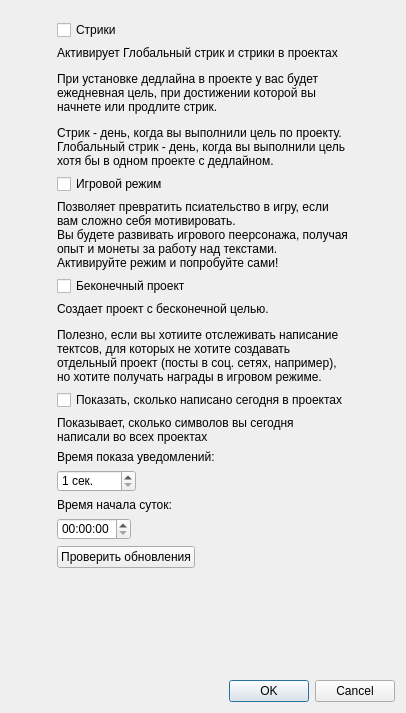
The window that UI template/settings.ui (nevskyforever/nfprogress) describes before a commit, drawn with Qt 5.
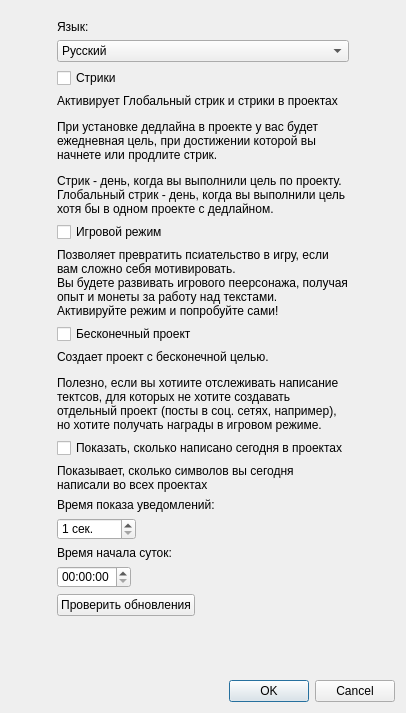
The same window after the commit.

Diff of the .ui file:
```diff
--- a/UI template/settings.ui
+++ b/UI template/settings.ui
@@ -44,7 +44,7 @@
        </rect>
       </property>
       <layout class="QGridLayout" name="gridLayout">
-       <item row="2" column="0">
+       <item row="4" column="0">
         <widget class="QLabel" name="label_3">
          <property name="font">
           <font>
@@ -59,7 +59,7 @@
          </property>
         </widget>
        </item>
-       <item row="8" column="0">
+       <item row="10" column="0">
         <widget class="QCheckBox" name="written_today_in_all_projects_checkBox">
          <property name="font">
           <font>
@@ -74,7 +74,7 @@
          </property>
         </widget>
        </item>
-       <item row="15" column="0">
+       <item row="17" column="0">
         <spacer name="verticalSpacer">
          <property name="font">
           <font>
@@ -92,7 +92,7 @@
          </property>
         </spacer>
        </item>
-       <item row="5" column="0">
+       <item row="7" column="0">
         <widget class="QCheckBox" name="enable_inf_projects_checkBox">
          <property name="font">
           <font>
@@ -100,11 +100,11 @@
           </font>
          </property>
          <property name="text">
-          <string>Беконечный проект</string>
+          <string>Бесконечный проект</string>
          </property>
         </widget>
        </item>
-       <item row="4" column="0">
+       <item row="6" column="0">
         <widget class="QLabel" name="label_2">
          <property name="font">
           <font>
@@ -119,7 +119,7 @@
          </property>
         </widget>
        </item>
-       <item row="9" column="0">
+       <item row="11" column="0">
         <widget class="QLabel" name="label_4">
          <property name="font">
           <font>
@@ -134,7 +134,7 @@
          </property>
         </widget>
        </item>
-       <item row="11" column="0">
+       <item row="13" column="0">
         <widget class="QSpinBox" name="notification_display_time_spinBox">
          <property name="sizePolicy">
           <sizepolicy hsizetype="Fixed" vsizetype="Fixed">
@@ -153,7 +153,7 @@
          </property>
         </widget>
        </item>
-       <item row="3" column="0">
+       <item row="5" column="0">
         <widget class="QCheckBox" name="enable_game_mode_checkBox">
          <property name="font">
           <font>
@@ -165,7 +165,7 @@
          </property>
         </widget>
        </item>
-       <item row="7" column="0">
+       <item row="9" column="0">
         <widget class="QLabel" name="label">
          <property name="font">
           <font>
@@ -180,21 +180,21 @@
          </property>
         </widget>
        </item>
-       <item row="10" column="0">
+       <item row="12" column="0">
         <widget class="QLabel" name="label_5">
          <property name="text">
           <string>Время показа уведомлений:</string>
          </property>
         </widget>
        </item>
-       <item row="12" column="0">
+       <item row="14" column="0">
         <widget class="QLabel" name="label_6">
          <property name="text">
           <string>Время начала суток:</string>
          </property>
         </widget>
        </item>
-       <item row="13" column="0">
+       <item row="15" column="0">
         <widget class="QTimeEdit" name="start_day_time">
          <property name="sizePolicy">
           <sizepolicy hsizetype="Fixed" vsizetype="Fixed">
@@ -204,7 +204,7 @@
          </property>
         </widget>
        </item>
-       <item row="0" column="0">
+       <item row="2" column="0">
         <widget class="QCheckBox" name="enable_global_streak_checkBox">
          <property name="font">
           <font>
@@ -216,7 +216,7 @@
          </property>
         </widget>
        </item>
-       <item row="14" column="0">
+       <item row="16" column="0">
         <widget class="QPushButton" name="check_uodates">
          <property name="sizePolicy">
           <sizepolicy hsizetype="Fixed" vsizetype="Fixed">
@@ -227,6 +227,47 @@
          <property name="text">
           <string>Проверить обновления</string>
          </property>
+       </widget>
+      </item>
+       <item row="0" column="0">
+        <widget class="QLabel" name="language_label">
+         <property name="text">
+          <string>Язык:</string>
+         </property>
+        </widget>
+       </item>
+       <item row="1" column="0">
+        <widget class="QComboBox" name="language_comboBox">
+         <item>
+          <property name="text">
+           <string>Русский</string>
+          </property>
+         </item>
+         <item>
+          <property name="text">
+           <string>English</string>
+          </property>
+         </item>
+         <item>
+          <property name="text">
+           <string>Español</string>
+          </property>
+         </item>
+         <item>
+          <property name="text">
+           <string>Deutsch</string>
+          </property>
+         </item>
+         <item>
+          <property name="text">
+           <string>Français</string>
+          </property>
+         </item>
+         <item>
+          <property name="text">
+           <string>Português (Brasil)</string>
+          </property>
+         </item>
         </widget>
        </item>
       </layout>
```
